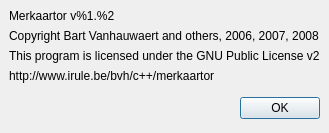
The window that AboutDialog.ui (openstreetmap/merkaartor) describes before a commit, drawn with Qt 5.
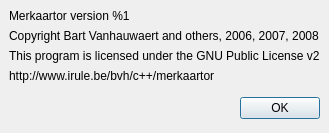
The same window after the commit.

Commit message: fixed i18n issues, unified version handling, removed compiler warnings

The edit to the form file:
```diff
--- a/AboutDialog.ui
+++ b/AboutDialog.ui
@@ -22,7 +22,7 @@
    <item>
     <widget class="QLabel" name="Version" >
      <property name="text" >
-      <string>Merkaartor v%1.%2</string>
+      <string>Merkaartor version %1</string>
      </property>
     </widget>
    </item>
```
The commit also changes 23 other files.
